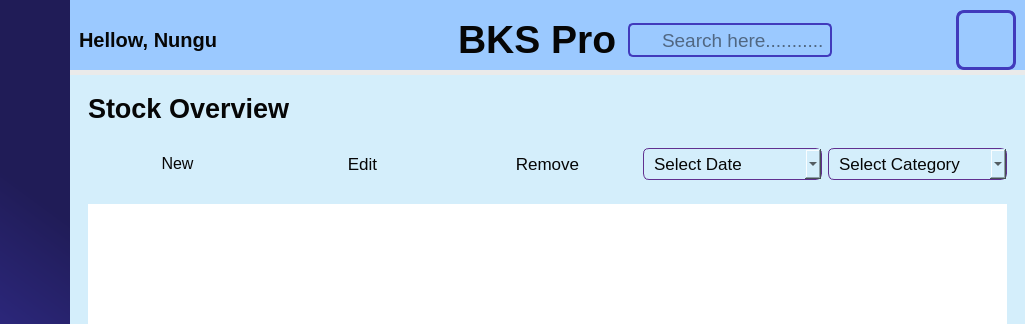
First picture: the form in mainwindow.ui, repository Nicholauswarobi/Business-Keeper-Software, before the edit; both pictures show x 0 to 1025 and y 0 to 324 of the 1025 by 705 pixel window.
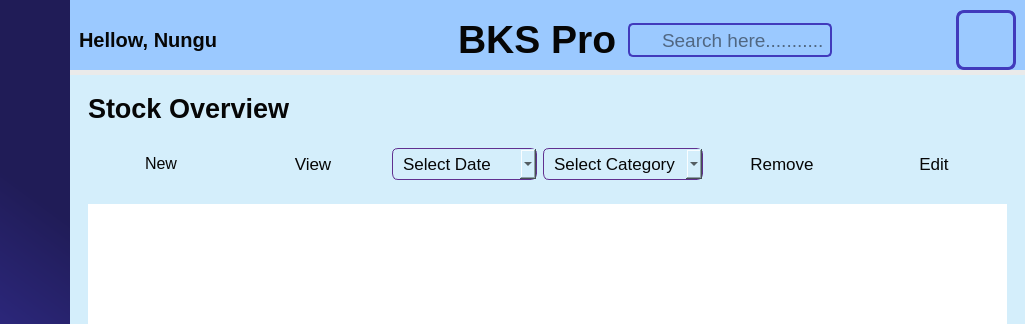
Second picture: the form after the edit. The open tabs and pages were chosen to show the change. Icons and pictures are not drawn.

```diff
--- a/mainwindow.ui
+++ b/mainwindow.ui
@@ -84,7 +84,7 @@
 
 }
 
-#Notification_pushButton:checked, #Theme_pushButton:checked, #Edit_Product_pushButton:checked, #New_Product_pushButton:checked, #Remove_Product_pushButton:checked, #Sales_Edit_pushButton:checked, #Sales_Remove_pushButton:checked, #Sales_View_pushButton:checked{
+#Notification_pushButton:checked, #Theme_pushButton:checked, #Edit_Product_pushButton:checked, #New_Product_pushButton:checked, #Remove_Product_pushButton:checked, #Sales_Edit_pushButton:checked, #Sales_Remove_pushButton:checked, #Sales_View_pushButton:checked, #View_Products_pushButton:checked{
 	background-color: #D5DAF3;
 	border-top: 2px solid #603090;
 	border-top-left-radius: 7px;
@@ -2482,7 +2482,7 @@
                   </widget>
                  </item>
                  <item>
-                  <widget class="QPushButton" name="Edit_Product_pushButton">
+                  <widget class="QPushButton" name="View_Products_pushButton">
                    <property name="font">
                     <font>
                      <pointsize>13</pointsize>
@@ -2492,44 +2492,12 @@
                     <cursorShape>PointingHandCursor</cursorShape>
                    </property>
                    <property name="text">
-                    <string>Edit</string>
+                    <string>View</string>
                    </property>
                    <property name="icon">
                     <iconset resource="Icons_Resources.qrc">
-                     <normaloff>:/Blue/Icons/BlueIcons/edit.svg</normaloff>
-                     <normalon>:/Dark/Icons/DarkIcons/edit.svg</normalon>:/Blue/Icons/BlueIcons/edit.svg</iconset>
-                   </property>
-                   <property name="iconSize">
-                    <size>
-                     <width>30</width>
-                     <height>30</height>
-                    </size>
-                   </property>
-                   <property name="checkable">
-                    <bool>true</bool>
-                   </property>
-                   <property name="autoExclusive">
-                    <bool>true</bool>
-                   </property>
-                  </widget>
-                 </item>
-                 <item>
-                  <widget class="QPushButton" name="Remove_Product_pushButton">
-                   <property name="font">
-                    <font>
-                     <pointsize>13</pointsize>
-                    </font>
-                   </property>
-                   <property name="cursor">
-                    <cursorShape>PointingHandCursor</cursorShape>
-                   </property>
-                   <property name="text">
-                    <string>Remove</string>
-                   </property>
-                   <property name="icon">
-                    <iconset resource="Icons_Resources.qrc">
-                     <normaloff>:/Blue/Icons/BlueIcons/trash-2.svg</normaloff>
-                     <normalon>:/Dark/Icons/DarkIcons/trash-2.svg</normalon>:/Blue/Icons/BlueIcons/trash-2.svg</iconset>
+                     <normaloff>:/Blue/Icons/BlueIcons/eye.svg</normaloff>
+                     <normalon>:/Dark/Icons/DarkIcons/eye.svg</normalon>:/Blue/Icons/BlueIcons/eye.svg</iconset>
                    </property>
                    <property name="iconSize">
                     <size>
@@ -2579,6 +2547,76 @@
                    </item>
                   </widget>
                  </item>
+                 <item>
+                  <widget class="QPushButton" name="Remove_Product_pushButton">
+                   <property name="font">
+                    <font>
+                     <pointsize>13</pointsize>
+                    </font>
+                   </property>
+                   <property name="cursor">
+                    <cursorShape>PointingHandCursor</cursorShape>
+                   </property>
+                   <property name="toolTip">
+                    <string>Remove Category</string>
+                   </property>
+                   <property name="text">
+                    <string>Remove</string>
+                   </property>
+                   <property name="icon">
+                    <iconset resource="Icons_Resources.qrc">
+                     <normaloff>:/Blue/Icons/BlueIcons/trash-2.svg</normaloff>
+                     <normalon>:/Dark/Icons/DarkIcons/trash-2.svg</normalon>:/Blue/Icons/BlueIcons/trash-2.svg</iconset>
+                   </property>
+                   <property name="iconSize">
+                    <size>
+                     <width>30</width>
+                     <height>30</height>
+                    </size>
+                   </property>
+                   <property name="checkable">
+                    <bool>true</bool>
+                   </property>
+                   <property name="autoExclusive">
+                    <bool>true</bool>
+                   </property>
+                  </widget>
+                 </item>
+                 <item>
+                  <widget class="QPushButton" name="Edit_Product_pushButton">
+                   <property name="font">
+                    <font>
+                     <pointsize>13</pointsize>
+                    </font>
+                   </property>
+                   <property name="cursor">
+                    <cursorShape>PointingHandCursor</cursorShape>
+                   </property>
+                   <property name="toolTip">
+                    <string>Edit Category</string>
+                   </property>
+                   <property name="text">
+                    <string>Edit</string>
+                   </property>
+                   <property name="icon">
+                    <iconset resource="Icons_Resources.qrc">
+                     <normaloff>:/Blue/Icons/BlueIcons/edit.svg</normaloff>
+                     <normalon>:/Dark/Icons/DarkIcons/edit.svg</normalon>:/Blue/Icons/BlueIcons/edit.svg</iconset>
+                   </property>
+                   <property name="iconSize">
+                    <size>
+                     <width>30</width>
+                     <height>30</height>
+                    </size>
+                   </property>
+                   <property name="checkable">
+                    <bool>true</bool>
+                   </property>
+                   <property name="autoExclusive">
+                    <bool>true</bool>
+                   </property>
+                  </widget>
+                 </item>
                 </layout>
                </widget>
               </item>
```
Left out of the diff: 14 changed lines with no effect on the pictures.
